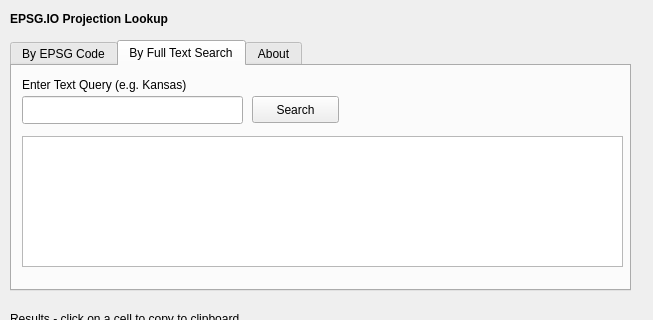
The window that EPSGIOLookup/epsgiolookup/ui_epsgiolookup.ui (stevefaeembra/EPSGIOLookupPlugin) describes before a commit, drawn with Qt 5; both pictures show x 0 to 653 and y 0 to 320 of the 653 by 554 pixel window.
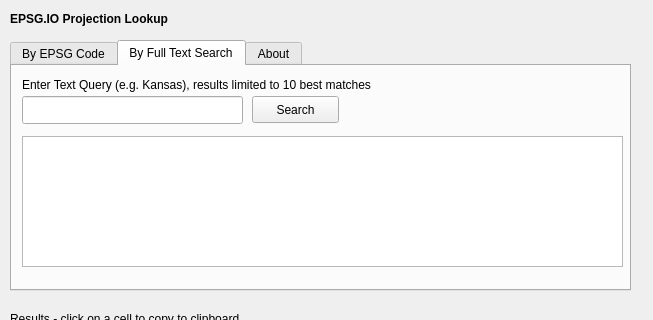
The same window after the commit.

Commit message: fixed epsg code lookup, minor ui fixes to point out fixed limit of 10 applied to search results

What changed in the file:
```diff
--- a/EPSGIOLookup/epsgiolookup/ui_epsgiolookup.ui
+++ b/EPSGIOLookup/epsgiolookup/ui_epsgiolookup.ui
@@ -100,12 +100,12 @@
       <rect>
        <x>10</x>
        <y>10</y>
-       <width>241</width>
+       <width>441</width>
        <height>18</height>
       </rect>
      </property>
      <property name="text">
-      <string>Enter Text Query (e.g. Kansas)</string>
+      <string>Enter Text Query (e.g. Kansas), results limited to 10 best matches</string>
      </property>
     </widget>
     <widget class="QLineEdit" name="lineEdit_FullText">
```
Left out of the diff: 4 changed lines with no effect on the pictures. The commit also changes 2 other files.
